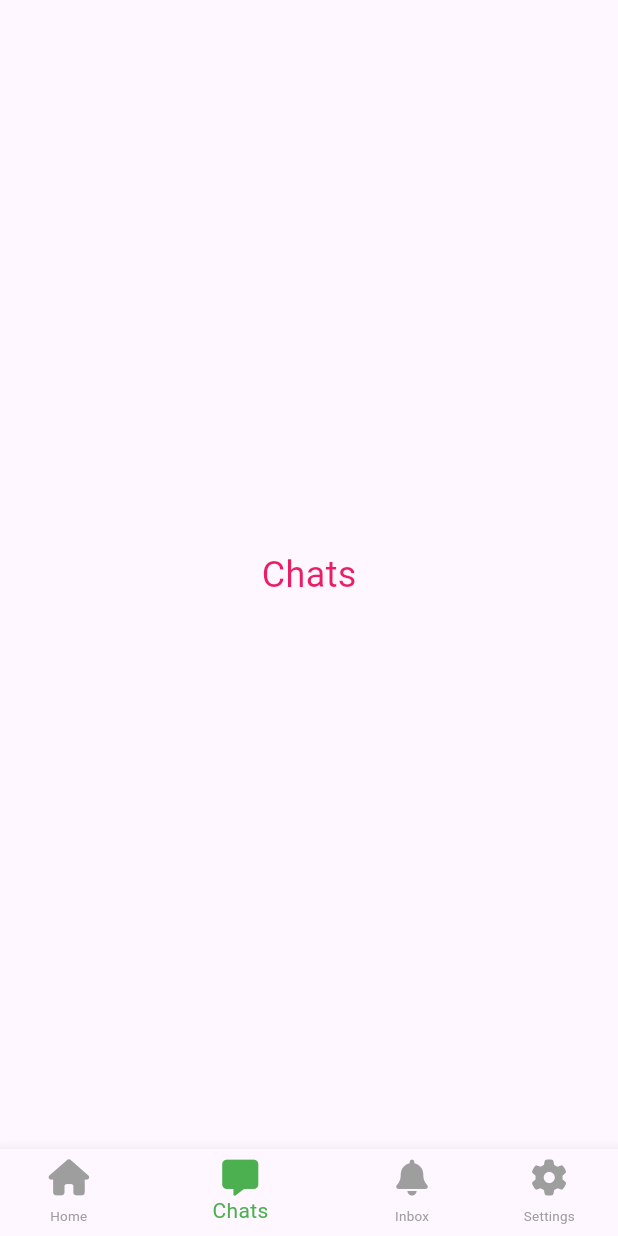
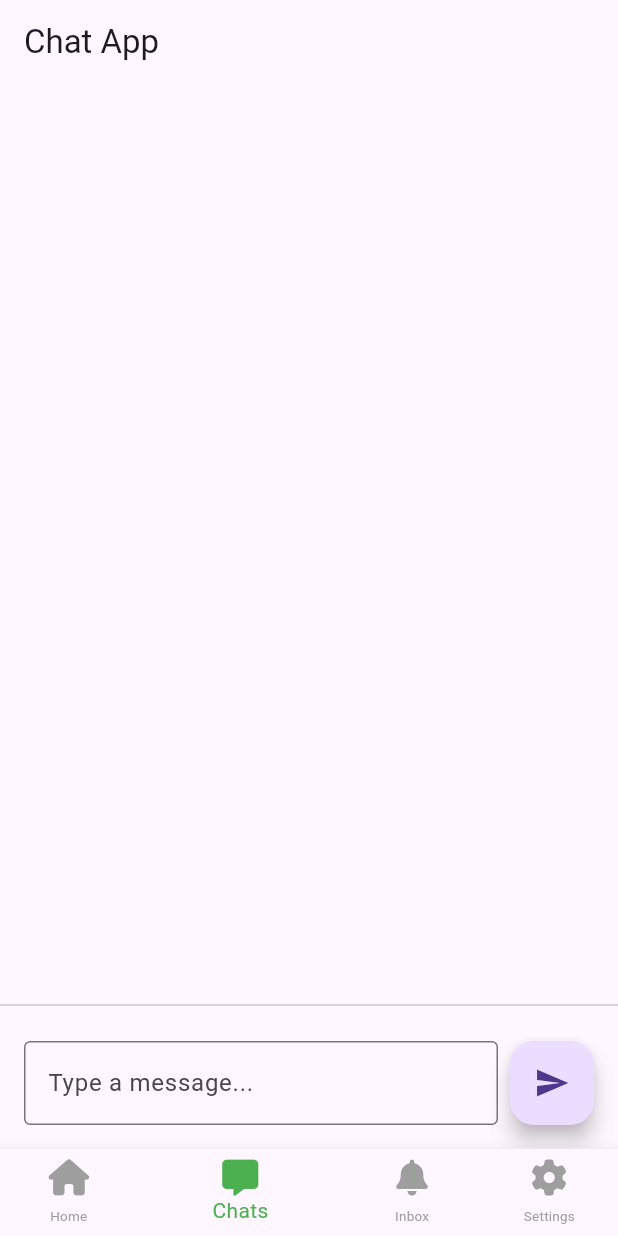
Before and after one commit to domib97/notes_app2, a Flutter app: the screen it shows after launch, item 2 of the bottom bar chosen, on a phone screen of 412 x 824 dp. Run offline on Flutter 3.47's test engine with Material 3 defaults, Android fonts, the phone set to English and light mode, and no system bars; drawn by our look-alikes of flutter_animate; our stand-ins replace font_awesome_flutter.

Commit message:
changed something

```diff
--- a/lib/chat_page.dart
+++ b/lib/chat_page.dart
@@ -1,12 +1,102 @@
 import 'package:flutter/material.dart';
-import 'package:flutter_animate/flutter_animate.dart';
+//import 'package:flutter_animate/flutter_animate.dart';
 
-class SearchPage extends StatelessWidget {
+void main() {
+  runApp(MyApp());
+}
+
+class MyApp extends StatelessWidget {
+  @override
+  Widget build(BuildContext context) {
+    return MaterialApp(
+      title: 'Chat App',
+      theme: ThemeData(
+        primarySwatch: Colors.blue,
+      ),
+      home: ChatScreen(),
+    );
+  }
+}
+
+class ChatScreen extends StatefulWidget {
+  @override
+  _ChatScreenState createState() => _ChatScreenState();
+  const ChatScreen({super.key});
+}
+
+class _ChatScreenState extends State<ChatScreen> {
+  final TextEditingController _messageController = TextEditingController();
+  List<String> _messages = [];
+  final _colors = [
+    Colors.red,
+    Colors.green,
+    Colors.blue,
+    Colors.yellow,
+    Colors.purple,
+  ];
+
+  void _handleSendMessage() {
+    if (_messageController.text.isNotEmpty) {
+      setState(() {
+        _messages.add(_messageController.text);
+        _messageController.clear();
+      });
+    }
+  }
+
   @override
   Widget build(BuildContext context) {
     return Scaffold(
-      body: Center(
-        child: Text('Chats', style: TextStyle(fontSize: 24)).animate().fade().scale().tint(color: Colors.pink),
+      appBar: AppBar(
+        title: Text('Chat App'),
+      ),
+      body: Column(
+        children: <Widget>[
+          Expanded(
+            child: ListView.builder(
+              itemCount: _messages.length,
+              itemBuilder: (context, index) {
+                return Padding(
+                  padding: const EdgeInsets.all(8.0),
+                  child: Container(
+                    decoration: BoxDecoration(
+                        color: _colors[index % _colors.length],
+                        borderRadius: BorderRadius.circular(10),
+                  ),
+                  padding: EdgeInsets.all(16),
+                  child: Text(
+                    _messages[index],
+                    style: TextStyle(color: Colors.white),
+                  ),
+                ),
+                );
+              },
+            ),
+          ),
+          Divider(),
+          Container(
+            padding: EdgeInsets.all(16),
+            child: Row(
+              children: <Widget>[
+                Expanded(
+                  child: TextField(
+                    controller: _messageController,
+                    decoration: InputDecoration(
+                      border: OutlineInputBorder(),
+                      hintText: 'Type a message...',
+                    ),
+                  ),
+                ),
+                SizedBox(width: 8),
+                FloatingActionButton(
+                  onPressed: _handleSendMessage,
+                  tooltip: 'Send',
+                  child: Icon(Icons.send),
+                ),
+              ],
+            ),
+          ),
+        ],
       ),
     );
   }
--- a/lib/main.dart
+++ b/lib/main.dart
@@ -6,21 +6,23 @@
 import 'settings_page.dart';
 
 void main() {
-  runApp(MyApp());
+  runApp(const MyApp());
 }
 
 class MyApp extends StatefulWidget {
+  const MyApp({super.key});
+
   @override
   _MyAppState createState() => _MyAppState();
 }
 
 class _MyAppState extends State<MyApp> {
   int _selectedIndex = 0;
-  static List<Widget> _widgetOptions = [
-    NotePage(),
-    SearchPage(),
-    NotificationsPage(),
-    SettingsPage(),
+  static final List<Widget> _widgetOptions = [
+    const NotePage(),
+    const ChatScreen(),
+    const NotificationsPage(),
+    const SettingsPage(),
   ];
 
   void _onItemTapped(int index) {
--- a/lib/settings_page.dart
+++ b/lib/settings_page.dart
@@ -1,9 +1,11 @@
 import 'package:flutter/material.dart';
 
 class SettingsPage extends StatelessWidget {
+  const SettingsPage({super.key});
+
   @override
   Widget build(BuildContext context) {
-    return Scaffold(
+    return const Scaffold(
       body: Center(
         child: Text('Settings Page', style: TextStyle(fontSize: 24, color: Colors.black)),
       ),
```
Also changed, not shown: lib/c.dart (added, +132 -0 lines), lib/inbox.dart (+5 -2 lines), lib/note_page.dart (+8 -8 lines).
